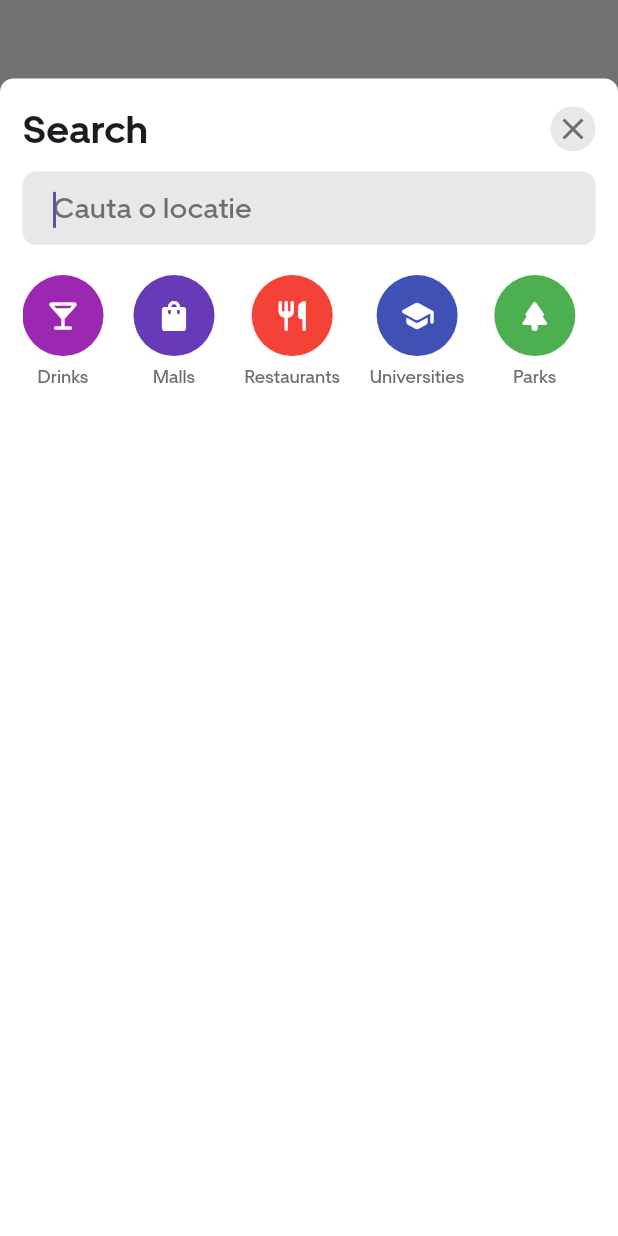
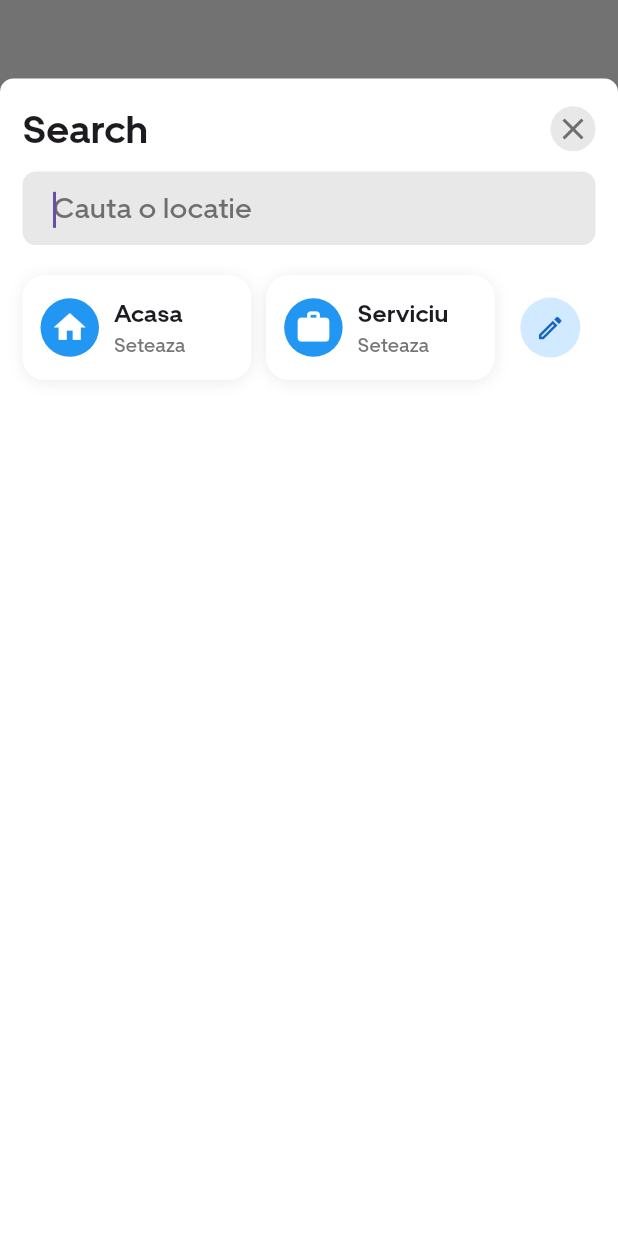
Before and after one commit to blitzappco/application, a Flutter app: what show() shows on an empty page, opened directly with empty values, on a phone screen of 412 x 824 dp. Run offline on Flutter 3.47's test engine with Material 3 defaults, Android fonts, the phone set to English and light mode, and no system bars; our stand-ins replace cached_network_image, geolocator, google_maps_flutter, lottie, otp_text_field, permission_handler and 2 more; missing offline and left inert: flutter_polyline_points, flutter_stripe; accounts and stored records are empty; network calls fail.

Commit message:
Added address labels

```diff
--- /dev/null
+++ b/devtools_options.yaml
@@ -0,0 +1 @@
+extensions:
--- /dev/null
+++ b/lib/components/address_label.dart
@@ -0,0 +1,92 @@
+import 'package:flutter/material.dart';
+
+class AddressLabel extends StatelessWidget {
+  final String label;
+  final String address;
+
+  const AddressLabel({
+    required this.label,
+    required this.address,
+    super.key,
+  });
+
+  IconData getIcon(String label) {
+    switch (label.toLowerCase()) {
+      case 'acasa':
+        return Icons.home;
+      case 'serviciu':
+        return Icons.work;
+      default:
+        return Icons.flag;
+    }
+  }
+
+  @override
+  Widget build(BuildContext context) {
+    final double screenWidth = MediaQuery.of(context).size.width;
+
+    return Container(
+      width: screenWidth * 0.37,
+      decoration: BoxDecoration(
+        color: Colors.white,
+        borderRadius: BorderRadius.circular(15),
+        boxShadow: [
+          BoxShadow(
+            color: Color.fromARGB(255, 209, 209, 209).withOpacity(0.5),
+            spreadRadius: -1,
+            blurRadius: 9,
+            offset: Offset(0, 1), // changes position of shadow
+          ),
+        ],
+      ),
+      child: Padding(
+        padding: const EdgeInsets.all(12.0),
+        child: Row(
+          crossAxisAlignment: CrossAxisAlignment.center,
+          children: [
+            Container(
+              decoration: BoxDecoration(
+                shape: BoxShape.circle,
+                color: Colors.blue,
+              ),
+              child: Padding(
+                padding: const EdgeInsets.all(7),
+                child: Icon(
+                  getIcon(label),
+                  size: 25,
+                  color: Colors.white,
+                ),
+              ),
+            ),
+            SizedBox(
+              width: 10,
+            ),
+            Expanded(
+              // Use Expanded to take up remaining space
+              child: Column(
+                crossAxisAlignment: CrossAxisAlignment.start,
+                mainAxisSize: MainAxisSize.min,
+                children: [
+                  Text(
+                    label,
+                    style: TextStyle(fontSize: 16, fontFamily: "UberMoveBold"),
+                  ),
+                  Text(
+                    address,
+                    overflow: TextOverflow.ellipsis,
+                    maxLines: 1,
+                    style: TextStyle(
+                      fontSize: 13,
+                      fontFamily: "UberMoveMedium",
+                      color: Colors.grey[600],
+                    ),
+                  ),
+                ],
+              ),
+            ),
+          ],
+        ),
+      ),
+    );
+  }
+}
--- a/lib/components/modals/search_modal.dart
+++ b/lib/components/modals/search_modal.dart
@@ -1,9 +1,11 @@
+import 'package:blitz/components/address_label.dart';
 import 'package:blitz/components/place_list.dart';
 import 'package:blitz/components/suggestions_icon.dart';
 import 'package:blitz/models/place.dart';
 import 'package:blitz/providers/account_provider.dart';
 import 'package:blitz/providers/route_provider.dart';
 import 'package:flutter/material.dart';
+import 'package:flutter/widgets.dart';
 import 'package:provider/provider.dart';
 
 import '../../utils/vars.dart';
@@ -130,56 +132,87 @@ class SearchModal {
                     const SizedBox(
                       height: 20,
                     ),
-                    if (controller.text.isEmpty)
-                      SizedBox(
-                        height: 80,
+                    Container(
+                      height: 70,
+                      child: Container(
                         child: ListView(
                           scrollDirection: Axis.horizontal,
-                          children: const [
-                            SuggestionsIcon(type: 'bar', name: "Drinks"),
-                            SuggestionsIcon(
-                                type: 'shopping_mall', name: "Malls"),
-                            SuggestionsIcon(
-                                type: 'restaurant', name: "Restaurants"),
-                            SuggestionsIcon(
-                                type: 'university', name: "Universities"),
-                            SuggestionsIcon(type: 'park', name: "Parks"),
-                            SuggestionsIcon(type: 'cafe', name: "Cafes"),
-                            SuggestionsIcon(
-                                type: 'pharmacy', name: "Pharmacies"),
-                            SuggestionsIcon(type: 'bank', name: "Banks"),
+                          children: [
+                            AddressLabel(
+                              label: "Acasa",
+                              address: "Seteaza",
+                            ),
+                            SizedBox(width: 10),
+                            AddressLabel(label: "Serviciu", address: "Seteaza"),
+                            SizedBox(width: 17),
+                            Container(
+                              decoration: BoxDecoration(
+                                  shape: BoxShape.circle,
+                                  color:
+                                      const Color.fromARGB(255, 209, 234, 255)),
+                              child: Padding(
+                                padding: const EdgeInsets.all(10.0),
+                                child: Icon(
+                                  Icons.edit_outlined,
+                                  color: Colors.blue[800],
+                                  size: 20,
+                                ),
+                              ),
+                            ),
                           ],
                         ),
                       ),
-                    const SizedBox(height: 7),
-                    if (controller.text.isEmpty && type == "to")
-                      PlaceList(
-                        places: account.account.trips ?? [],
-                        set: route.setTo,
-                        trip: (Place p) async {},
-                        callback: () {
-                          Navigator.pop(context);
-                        },
-                      ),
+                    ),
+                    // if (controller.text.isEmpty)
+                    //   SizedBox(
+                    //     height: 80,
+                    //     child: ListView(
+                    //       scrollDirection: Axis.horizontal,
+                    //       children: const [
+                    //         SuggestionsIcon(type: 'bar', name: "Drinks"),
+                    //         SuggestionsIcon(
+                    //             type: 'shopping_mall', name: "Malls"),
+                    //         SuggestionsIcon(
+                    //             type: 'restaurant', name: "Restaurants"),
+                    //         SuggestionsIcon(
+                    //             type: 'university', name: "Universities"),
+                    //         SuggestionsIcon(type: 'park', name: "Parks"),
+                    //         SuggestionsIcon(type: 'cafe', name: "Cafes"),
+                    //         SuggestionsIcon(
+                    //             type: 'pharmacy', name: "Pharmacies"),
+                    //         SuggestionsIcon(type: 'bank', name: "Banks"),
+                    //       ],
+                    //     ),
+                    //   ),
+                    // const SizedBox(height: 7),
+                    // if (controller.text.isEmpty && type == "to")
+                    //   PlaceList(
+                    //     places: account.account.trips ?? [],
+                    //     set: route.setTo,
+                    //     trip: (Place p) async {},
+                    //     callback: () {
+                    //       Navigator.pop(context);
+                    //     },
+                    //   ),
 
-                    if (controller.text.isEmpty && type == "from")
-                      PlaceList(
-                        places: account.account.trips ?? [],
-                        set: route.setFrom,
-                        trip: (Place p) async {},
-                        callback: () {
-                          Navigator.pop(context);
-                        },
-                      ),
-                    if (controller.text.isNotEmpty && type == "to")
-                      if (type == "to")
-                        PlaceList(
-                            places: route.predictions,
-                            set: route.setTo,
-                            trip: account.addTrip,
-                            callback: () {
-                              Navigator.pop(context);
-                            }),
+                    // if (controller.text.isEmpty && type == "from")
+                    //   PlaceList(
+                    //     places: account.account.trips ?? [],
+                    //     set: route.setFrom,
+                    //     trip: (Place p) async {},
+                    //     callback: () {
+                    //       Navigator.pop(context);
+                    //     },
+                    //   ),
+                    // if (controller.text.isNotEmpty && type == "to")
+                    //   if (type == "to")
+                    //     PlaceList(
+                    //         places: route.predictions,
+                    //         set: route.setTo,
+                    //         trip: account.addTrip,
+                    //         callback: () {
+                    //           Navigator.pop(context);
+                    //         }),
                     if (controller.text.isNotEmpty && type == "from")
                       PlaceList(
                           places: route.predictions,
```
